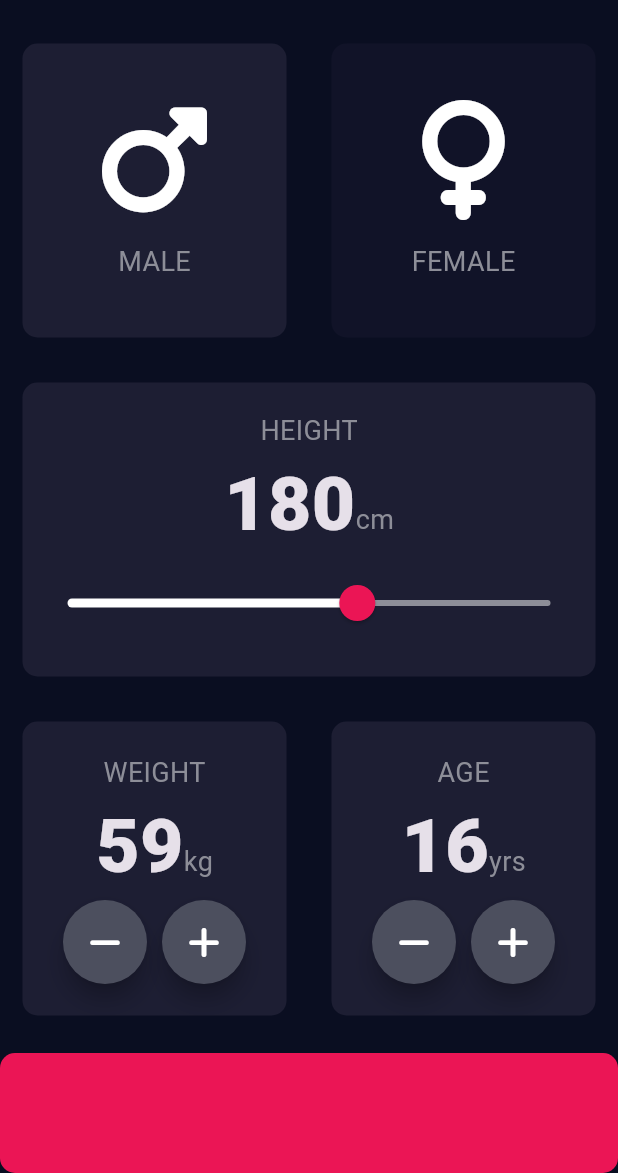
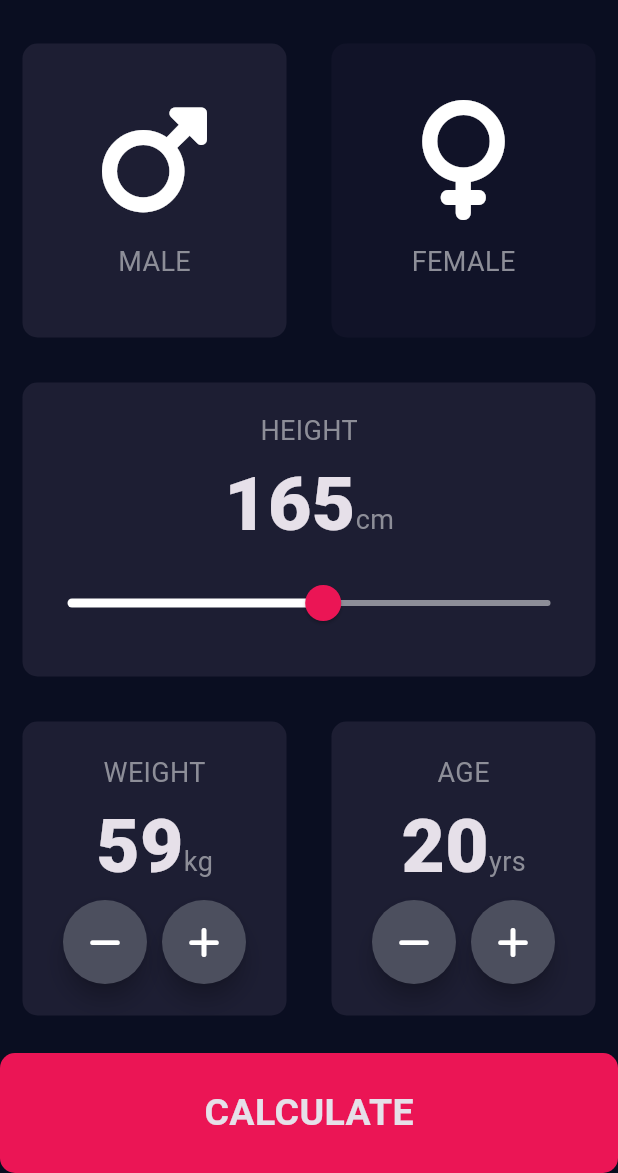
Before and after one commit to sulavkarki7/BMI, a Flutter app: the screen it shows after launch, after a tap on "MALE", on a phone screen of 412 x 824 dp, the part 63-1236 px from its top. Run offline on Flutter 3.47's test engine with Material 3 defaults, Android fonts, the phone set to English and light mode, and no system bars; our stand-ins replace another_flutter_splash_screen, font_awesome_flutter.

Commit message:
last commit

```diff
--- /dev/null
+++ b/lib/components/bottom_button.dart
@@ -0,0 +1,35 @@
+import 'package:flutter/material.dart';
+
+import '../constant.dart';
+import '../screens/input_page.dart';
+import '../screens/results_page.dart';
+
+class BottomButton extends StatelessWidget {
+  BottomButton({required this.onTap, required this.buttonTitle});
+
+  final Function()? onTap;
+  final String buttonTitle;
+
+  @override
+  Widget build(BuildContext context) {
+    return GestureDetector(
+      onTap: onTap,
+      child: Container(
+        width: double.infinity,
+        height: kBottomContainerHeight,
+        margin: EdgeInsets.only(top: 10.0),
+        // padding: EdgeInsets.only(bottom: 20.0),
+        decoration: BoxDecoration(
+          borderRadius: BorderRadius.circular(10.0),
+          color: kBottomContainerColor,
+        ),
+        child: Center(
+          child: Text(
+            buttonTitle,
+            style: kLargeButtonTextStyle,
+          ),
+        ),
+      ),
+    );
+  }
+}
--- a/lib/icon_content.dart
+++ b/lib/components/icon_content.dart
@@ -1,6 +1,6 @@
 import 'package:flutter/material.dart';
 
-import 'constant.dart';
+import '../constant.dart';
 
 class IconContent extends StatelessWidget {
   IconContent({super.key, required this.icon, required this.label});
--- a/lib/constant.dart
+++ b/lib/constant.dart
@@ -9,3 +9,12 @@ const kBottomContainerColor = Color(0xFFEB1555);
 const kActiveContainerColor = Color(0xFF1D1E33);
 const kInactiveContainerColor = Color(0xFF111328);
 const kNumberTextStyle = TextStyle(fontSize: 50, fontWeight: FontWeight.w900);
+const kLargeButtonTextStyle =
+    TextStyle(fontSize: 25, fontWeight: FontWeight.bold);
+const kTitleTextStyle = TextStyle(fontSize: 50, fontWeight: FontWeight.bold);
+const kResultTextStyle = TextStyle(
+    color: Color(0xFF24D876), fontSize: 22, fontWeight: FontWeight.bold);
+const kBmiTextStyle = TextStyle(fontSize: 100, fontWeight: FontWeight.bold);
+const kBodyTextStyle = TextStyle(
+  fontSize: 22,
+);
--- a/lib/main.dart
+++ b/lib/main.dart
@@ -1,5 +1,7 @@
+import 'package:bmiapp/screens/splashh.dart';
 import 'package:flutter/material.dart';
-import 'input_page.dart';
+import 'screens/input_page.dart';
+import 'package:another_flutter_splash_screen/another_flutter_splash_screen.dart';
 
 void main() {
   runApp(const MyApp());
@@ -12,11 +14,11 @@ class MyApp extends StatelessWidget {
   Widget build(BuildContext context) {
     return MaterialApp(
       theme: ThemeData.dark().copyWith(
-        primaryColor: Color(0xFF0A0E21),
-        scaffoldBackgroundColor: Color(0xFF0A0E21),
+        primaryColor: const Color(0xFF0A0E21),
+        scaffoldBackgroundColor: const Color(0xFF0A0E21),
       ),
       debugShowCheckedModeBanner: false,
-      home: InputPage(),
+      home: Splashh(),
     );
   }
 }
--- a/lib/input_page.dart
+++ b/lib/screens/input_page.dart
@@ -1,9 +1,13 @@
 import 'dart:math';
-import 'reusable_container.dart';
-import 'icon_content.dart';
-import 'constant.dart';
+import 'package:bmiapp/components/bottom_button.dart';
 
-import 'main.dart';
+import '../components/reusable_container.dart';
+import '../components/icon_content.dart';
+import '../constant.dart';
+import 'results_page.dart';
+import 'package:bmiapp/calculator_brain.dart';
+
+import '../main.dart';
 import 'package:flutter/material.dart';
 import 'package:font_awesome_flutter/font_awesome_flutter.dart';
 
@@ -21,9 +25,9 @@ class InputPage extends StatefulWidget {
 
 class _InputPageState extends State<InputPage> {
   Gender? selectedGender;
-  int height = 180;
+  int height = 165;
   int weight = 60;
-  int age = 16;
+  int age = 20;
   // Color maleContainerColor = inactiveContainerColor;
   // Color femaleContainerColor = inactiveContainerColor;
 
@@ -62,10 +66,13 @@ class _InputPageState extends State<InputPage> {
                 Expanded(
                   child: GestureDetector(
                     onTap: () {
+                      if (selectedGender != Gender.male) {
                         setState(() {
-                        selectedGender =
-                            selectedGender == Gender.male ? null : Gender.male;
+                          selectedGender = selectedGender == Gender.male
+                              ? null
+                              : Gender.male;
                         });
+                      }
                     },
                     child: ReusableContainer(
                       colorr: selectedGender == Gender.male
@@ -81,11 +88,13 @@ class _InputPageState extends State<InputPage> {
                 Expanded(
                   child: GestureDetector(
                     onTap: () {
+                      if (selectedGender != Gender.female) {
                         setState(() {
                           selectedGender = selectedGender == Gender.female
                               ? null
                               : Gender.female;
                         });
+                      }
                     },
                     child: ReusableContainer(
                       colorr: selectedGender == Gender.female
@@ -149,7 +158,7 @@ class _InputPageState extends State<InputPage> {
                     child: Slider(
                         value: height.toDouble(),
                         min: 120,
-                        max: 220,
+                        max: 205,
                         label: '$height',
                         onChanged: (double newValue) {
                           setState(() {
@@ -273,15 +282,22 @@ class _InputPageState extends State<InputPage> {
               ],
             ),
           ),
-          Container(
-            width: double.infinity,
-            height: kBottomContainerHeight,
-            margin: EdgeInsets.only(top: 10.0),
-            decoration: BoxDecoration(
-              borderRadius: BorderRadius.circular(10.0),
-              color: kBottomContainerColor,
+          BottomButton(
+              onTap: () {
+                CalculatorBrain calc =
+                    CalculatorBrain(height: height, weight: weight);
+                Navigator.push(
+                  context,
+                  MaterialPageRoute(
+                    builder: (context) => ResultsPage(
+                      bmiResult: calc.calculateBMI(),
+                      resultText: calc.getResult(),
+                      interpreatation: calc.getInterpretation(),
                     ),
                   ),
+                );
+              },
+              buttonTitle: 'CALCULATE')
         ],
       ),
     );
@@ -295,16 +311,14 @@ class RoundIconButton extends StatelessWidget {
     required this.onPressed,
   });
   final IconData icon;
-  final Function onPressed;
+  final Function()? onPressed;
 
   @override
   Widget build(BuildContext context) {
     return RawMaterialButton(
       elevation: 6.0,
       constraints: BoxConstraints.tightFor(width: 56.0, height: 56.0),
-      onPressed: () {
-        onPressed();
-      },
+      onPressed: onPressed,
       shape: CircleBorder(),
       fillColor: Color(0xFF4C4F5E),
       child: Icon(icon),
--- /dev/null
+++ b/lib/screens/splashh.dart
@@ -0,0 +1,34 @@
+import 'package:another_flutter_splash_screen/another_flutter_splash_screen.dart';
+import 'package:bmiapp/screens/input_page.dart';
+import 'package:flutter/material.dart';
+
+class Splashh extends StatefulWidget {
+  const Splashh({super.key});
+
+  @override
+  State<Splashh> createState() => _SplashState();
+}
+
+class _SplashState extends State<Splashh> {
+  @override
+  Widget build(BuildContext context) {
+    return FlutterSplashScreen.scale(
+      gradient: const LinearGradient(
+        begin: Alignment.topCenter,
+        end: Alignment.bottomCenter,
+        colors: [
+          Color(0xFF1D1E33),
+          Color(0xFF111328),
+        ],
+      ),
+      childWidget: SizedBox(
+        height: 50,
+        child: Image.asset("images/wait3.png"),
+      ),
+      duration: const Duration(milliseconds: 4000),
+      animationDuration: const Duration(milliseconds: 2500),
+      onAnimationEnd: () => debugPrint("On Scale End"),
+      nextScreen: InputPage(),
+    );
+  }
+}
```
Also changed, not shown: lib/calculator_brain.dart (added, +35 -0 lines), lib/screens/results_page.dart (added, +78 -0 lines), pubspec.yaml (+22 -3 lines), images/bmilogo.png (added), images/wait.png (added), images/wait2.png (added), images/wait3.png (added), lib/components/reusable_container.dart (renamed from lib/reusable_container.dart), pubspec.lock, 42 other files. Lines whose indentation alone changed are shown as unchanged.
